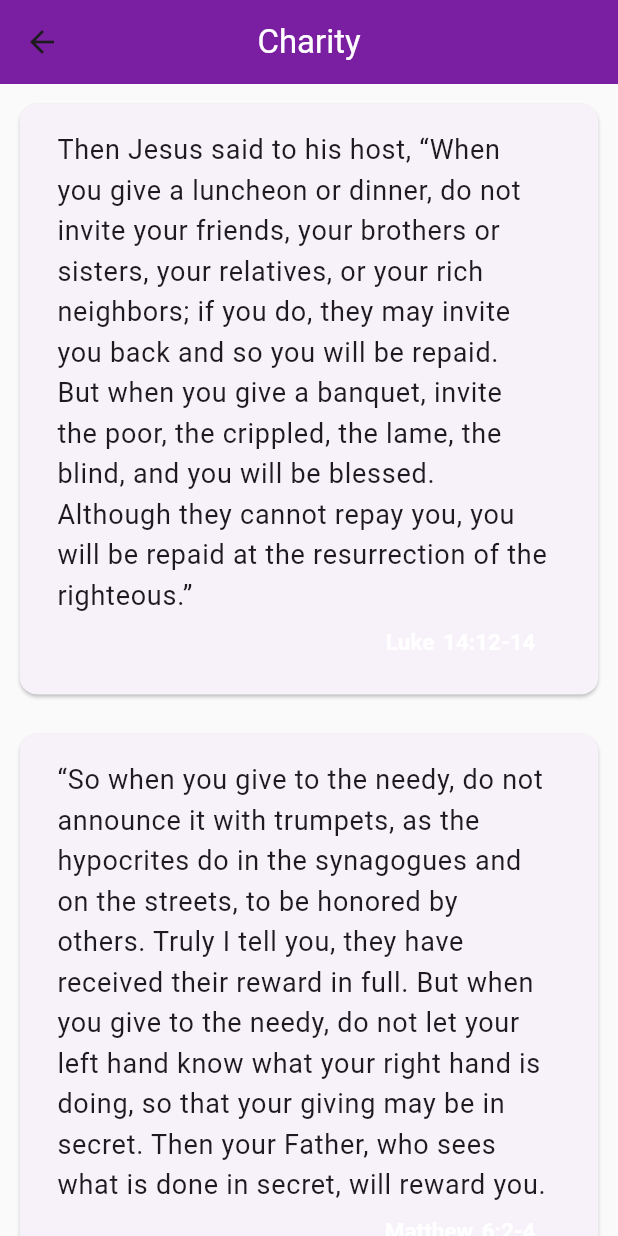
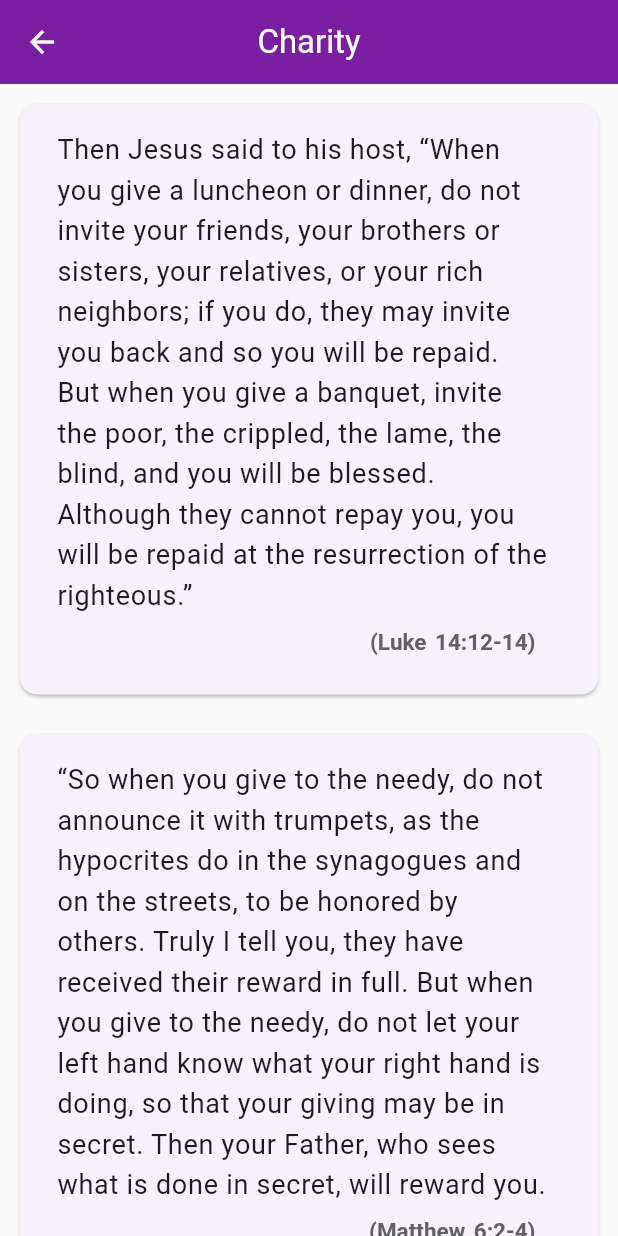
Before and after one commit to aldrinzigmundv/librum, a Flutter app: the screen it shows after launch, after a tap on "Charity", on a phone screen of 412 x 824 dp. Run offline on Flutter 3.47's test engine with Material 3 defaults, Android fonts, the phone set to English and light mode, and no system bars.

Commit message:
minor UI and UX improvements, changed verse quotation format to something more formal, added new verses, upgraded dependencies

```diff
--- a/lib/data/verses.dart
+++ b/lib/data/verses.dart
@@ -43,6 +43,7 @@ class Verses {
     Verse(category: "Charity", verse: "Matthew 6:2-4", text: "“So when you give to the needy, do not announce it with trumpets, as the hypocrites do in the synagogues and on the streets, to be honored by others. Truly I tell you, they have received their reward in full. But when you give to the needy, do not let your left hand know what your right hand is doing, so that your giving may be in secret. Then your Father, who sees what is done in secret, will reward you."),
     Verse(category: "Charity", verse: "Philippians 2:3-4", text: "Do nothing out of selfish ambition or vain conceit. Rather, in humility value others above yourselves, not looking to your own interests but each of you to the interests of the others."),
     Verse(category: "Charity", verse: "Matthew 5:42", text: "Give to the one who asks you, and do not turn away from the one who wants to borrow from you."),
+    Verse(category: "Charity", verse: "1 Peter 4:10", text: "Each of you should use whatever gift you have received to serve others, as faithful stewards of God’s grace in its various forms."),
     Verse(category: "Charity", verse: "Psalm 82:3-4", text: "Give justice to the weak and the fatherless; maintain the right of the afflicted and the destitute. Rescue the weak and the needy; deliver them from the hand of the wicked."),
     Verse(category: "Charity", verse: "Proverbs 19:17", text: "Whoever is kind to the poor lends to the Lord, and he will reward them for what they have done."),
     Verse(category: "Charity", verse: "Romans 12:13", text: "Share with the Lord’s people who are in need. Practice hospitality."),
@@ -57,11 +58,15 @@ class Verses {
     Verse(category: "Enemies", verse: "Proverbs 16:7", text: "When the Lord takes pleasure in anyone’s way, he causes their enemies to make peace with them."),
 
     Verse(category: "Faith", verse: "Mark 9:23", text: "“‘If you can’?” said Jesus. “Everything is possible for one who believes.”"),
+    Verse(category: "Faith", verse: "John 14:12", text: "Very truly I tell you, whoever believes in me will do the works I have been doing, and they will do even greater things than these, because I am going to the Father."),
     Verse(category: "Faith", verse: "Matthew 8:26", text: "He replied, “You of little faith, why are you so afraid?” Then he got up and rebuked the winds and the waves, and it was completely calm."),
+    Verse(category: "Faith", verse: "John 11:40", text: "Then Jesus said, “Did I not tell you that if you believe, you will see the glory of God?”"),
     Verse(category: "Faith", verse: "Matthew 21:21-22", text: "Jesus replied, “Truly I tell you, if you have faith and do not doubt, not only can you do what was done to the fig tree, but also you can say to this mountain, ‘Go, throw yourself into the sea,’ and it will be done. If you believe, you will receive whatever you ask for in prayer.”"),
-    Verse(category: "Faith", verse: "John 11:40", text: "Then Jesus said, “Did I not tell you that if you believe, you will see the glory of God?”"),
+    Verse(category: "Faith", verse: "Philippians 4:6-7", text: "Do not be anxious about anything, but in every situation, by prayer and petition, with thanksgiving, present your requests to God. And the peace of God, which transcends all understanding, will guard your hearts and your minds in Christ Jesus"),
     Verse(category: "Faith", verse: "Proverbs 3:5-6", text: "Trust in the Lord with all your heart and lean not on your own understanding; in all your ways submit to him, and he will make your paths straight."),
     Verse(category: "Faith", verse: "Hebrews 11:6", text: "And without faith it is impossible to please God, because anyone who comes to him must believe that he exists and that he rewards those who earnestly seek him."),
+    Verse(category: "Faith", verse: "Lamentations 3:25-26", text: "The Lord is good to those whose hope is in him, to the one who seeks him; it is good to wait quietly for the salvation of the Lord."),
+    Verse(category: "Faith", verse: "Hebrews 4:16", text: "Let us then approach God’s throne of grace with confidence, so that we may receive mercy and find grace to help us in our time of need."),
 
     Verse(category: "Family", verse: "1 Timothy 5:8", text: "Anyone who does not provide for their relatives, and especially for their own household, has denied the faith and is worse than an unbeliever."),
     Verse(category: "Family", verse: "Ephesians 6:4", text: "Fathers, do not exasperate your children; instead, bring them up in the training and instruction of the Lord."),
@@ -80,12 +85,14 @@ class Verses {
     Verse(category: "Family", verse: "Proverbs 29:15", text: "A rod and a reprimand impart wisdom, but a child left undisciplined disgraces its mother."),
     Verse(category: "Family", verse: "Proverbs 22:6", text: "Start children off on the way they should go, and even when they are old they will not turn from it."),
 
+    Verse(category: "Fear", verse: "Philippians 4:19", text: "And my God will meet all your needs according to the riches of his glory in Christ Jesus."),
+    Verse(category: "Fear", verse: "Matthew 10:29-31", text: "Are not two sparrows sold for a penny? Yet not one of them will fall to the ground outside your Father’s care. And even the very hairs of your head are all numbered. So don’t be afraid; you are worth more than many sparrows."),
+    Verse(category: "Fear", verse: "Luke 12:28", text: "If that is how God clothes the grass of the field, which is here today, and tomorrow is thrown into the fire, how much more will he clothe you—you of little faith!"),
+    Verse(category: "Fear", verse: "1 Peter 5:6-7", text: "Humble yourselves, therefore, under God’s mighty hand, that he may lift you up in due time. Cast all your anxiety on him because he cares for you."),
     Verse(category: "Fear", verse: "Luke 10:19", text: "I have given you authority to trample on snakes and scorpions and to overcome all the power of the enemy; nothing will harm you."),
-    Verse(category: "Fear", verse: "Matthew 10:29-31", text: "Are not two sparrows sold for a penny? Yet not one of them will fall to the ground outside your Father’s care. And even the very hairs of your head are all numbered. So don’t be afraid; you are worth more than many sparrows."),
-    Verse(category: "Fear", verse: "1 Peter 5:6-7", text: "Humble yourselves, therefore, under God’s mighty hand, that he may lift you up in due time. Cast all your anxiety on him because he cares for you."),
-    Verse(category: "Fear", verse: "Philippians 4:19", text: "And my God will meet all your needs according to the riches of his glory in Christ Jesus."),
     Verse(category: "Fear", verse: "Isaiah 43:2", text: "When you pass through the waters, I will be with you; and when you pass through the rivers, they will not sweep over you. When you walk through the fire, you will not be burned; the flames will not set you ablaze."),
     Verse(category: "Fear", verse: "Deuteronomy 31:6", text: "Be strong and courageous. Do not be afraid or terrified because of them, for the Lord your God goes with you; he will never leave you nor forsake you.”"),
+    Verse(category: "Fear", verse: "Hebrews 12:6-7", text: "because the Lord disciplines the one he loves, and he chastens everyone he accepts as his son.” Endure hardship as discipline; God is treating you as his children. For what children are not disciplined by their father?"),
     Verse(category: "Fear", verse: "Isaiah 41:10", text: "So do not fear, for I am with you; do not be dismayed, for I am your God. I will strengthen you and help you; I will uphold you with my righteous right hand."),
     Verse(category: "Fear", verse: "Psalm 34:7", text: "The angel of the Lord encamps around those who fear him, and he delivers them."),
     Verse(category: "Fear", verse: "Isaiah 40:31", text: "but those who hope in the Lord will renew their strength. They will soar on wings like eagles; they will run and not grow weary, they will walk and not be faint."),
@@ -93,6 +100,7 @@ class Verses {
     Verse(category: "Fear", verse: "Psalm 56:3-4", text: "When I am afraid, I put my trust in you. In God, whose word I praise— in God I trust and am not afraid. What can mere mortals do to me?"),
     Verse(category: "Fear", verse: "Joshua 1:9", text: "Have I not commanded you? Be strong and courageous. Do not be afraid; do not be discouraged, for the Lord your God will be with you wherever you go.”"),
 
+    Verse(category: "Forgiveness", verse: "Matthew 5:7", text: "Blessed are the merciful, for they will be shown mercy."),
     Verse(category: "Forgiveness", verse: "Colossians 3:13", text: "Bear with each other and forgive one another if any of you has a grievance against someone. Forgive as the Lord forgave you."),
     Verse(category: "Forgiveness", verse: "Mark 11:25", text: "And when you stand praying, if you hold anything against anyone, forgive them, so that your Father in heaven may forgive you your sins.”"),
     Verse(category: "Forgiveness", verse: "Ephesians 4:32", text: "Be kind and compassionate to one another, forgiving each other, just as in Christ God forgave you."),
@@ -107,7 +115,6 @@ class Verses {
     Verse(category: "Guidance", verse: "Psalm 48:14", text: "For this God is our God for ever and ever; he will be our guide even to the end."),
     Verse(category: "Guidance", verse: "Isaiah 30:21", text: "Whether you turn to the right or to the left, your ears will hear a voice behind you, saying, “This is the way; walk in it.”"),
     Verse(category: "Guidance", verse: "Isaiah 58:11", text: "The Lord will guide you always; he will satisfy your needs in a sun-scorched land and will strengthen your frame. You will be like a well-watered garden, like a spring whose waters never fail."),
-    Verse(category: "Guidance", verse: "Proverbs 16:33", text: "The lot is cast into the lap, but its every decision is from the Lord."),
 
     Verse(category: "Pride", verse: "Matthew 23:12", text: "For those who exalt themselves will be humbled, and those who humble themselves will be exalted."),
     Verse(category: "Pride", verse: "James 4:6", text: "But he gives us more grace. That is why Scripture says: “God opposes the proud but shows favor to the humble.”"),
@@ -119,11 +126,13 @@ class Verses {
     Verse(category: "Sacrifice", verse: "Matthew 16:24", text: "Then Jesus said to his disciples, “Whoever wants to be my disciple must deny themselves and take up their cross and follow me."),
     Verse(category: "Sacrifice", verse: "1 Peter 2:21", text: "To this you were called, because Christ suffered for you, leaving you an example, that you should follow in his steps."),
     Verse(category: "Sacrifice", verse: "Romans 12:1-2", text: "Therefore, I urge you, brothers and sisters, in view of God’s mercy, to offer your bodies as a living sacrifice, holy and pleasing to God—this is your true and proper worship. Do not conform to the pattern of this world, but be transformed by the renewing of your mind. Then you will be able to test and approve what God’s will is—his good, pleasing and perfect will."),
+    Verse(category: "Sacrifice", verse: "1 Corinthians 6:20", text: "you were bought at a price. Therefore honor God with your bodies."),
 
     Verse(category: "Wealth", verse: "Luke 16:11", text: "So if you have not been trustworthy in handling worldly wealth, who will trust you with true riches?"),
     Verse(category: "Wealth", verse: "Matthew 6:19-21", text: "“Do not store up for yourselves treasures on earth, where moths and vermin destroy, and where thieves break in and steal. But store up for yourselves treasures in heaven, where moths and vermin do not destroy, and where thieves do not break in and steal. For where your treasure is, there your heart will be also."),
     Verse(category: "Wealth", verse: "1 Timothy 6:17", text: "Command those who are rich in this present world not to be arrogant nor to put their hope in wealth, which is so uncertain, but to put their hope in God, who richly provides us with everything for our enjoyment."),
     Verse(category: "Wealth", verse: "1 Timothy 6:10", text: "For the love of money is a root of all kinds of evil. Some people, eager for money, have wandered from the faith and pierced themselves with many griefs."),
+    Verse(category: "Wealth", verse: "Proverbs 28:20", text: "A faithful person will be richly blessed, but one eager to get rich will not go unpunished."),
     Verse(category: "Wealth", verse: "Proverbs 13:11", text: "Dishonest money dwindles away, but whoever gathers money little by little makes it grow."),
     Verse(category: "Wealth", verse: "Proverbs 15:27", text: "The greedy bring ruin to their households, but the one who hates bribes will live."),
     Verse(category: "Wealth", verse: "Ecclesiastes 11:2", text: "Invest in seven ventures, yes, in eight; you do not know what disaster may come upon the land."),
@@ -133,6 +142,7 @@ class Verses {
     Verse(category: "Wealth", verse: "Ecclesiastes 5:10", text: "Whoever loves money never has enough; whoever loves wealth is never satisfied with their income. This too is meaningless."),
     Verse(category: "Wealth", verse: "Proverbs 3:9-10", text: "Honor the Lord with your wealth, with the firstfruits of all your crops; then your barns will be filled to overflowing, and your vats will brim over with new wine."),
     Verse(category: "Wealth", verse: "Nehemiah 10:35", text: "“We also assume responsibility for bringing to the house of the Lord each year the firstfruits of our crops and of every fruit tree."),
+    Verse(category: "Wealth", verse: "Hebrews 13:5", text: "Keep your lives free from the love of money and be content with what you have, because God has said,“Never will I leave you; never will I forsake you.”"),
 
     Verse(category: "Work", verse: "Hebrews 6:10-11", text: "God is not unjust; he will not forget your work and the love you have shown him as you have helped his people and continue to help them. We want each of you to show this same diligence to the very end, so that what you hope for may be fully realized."),
     Verse(category: "Work", verse: "Colossians 3:23-24", text: "Whatever you do, work at it with all your heart, as working for the Lord, not for human masters, since you know that you will receive an inheritance from the Lord as a reward. It is the Lord Christ you are serving."),
--- a/lib/pages/donationpage.dart
+++ b/lib/pages/donationpage.dart
@@ -11,7 +11,7 @@ class DonationPage extends StatelessWidget {
         text:
             '86cQoPfKTJ2bRfGH5Ts2kzaXCRcVRiX8CUHKc9xmeUmQ8YM8Uzk9S97T5gQaqYu58C9wuFK7opDH7cM9EJyR4V5LAq9RGv4'));
     ScaffoldMessenger.of(context).showSnackBar(SnackBar(
-      content: Text("Verse copied to clipboard."),
+      content: Text("Walllet address copied to clipboard."),
       duration: Duration(seconds: 2),
     ));
   }
@@ -52,7 +52,8 @@ class DonationPage extends StatelessWidget {
               Padding(
                 padding: EdgeInsets.all(9.0),
                 child: Text(
-                  "Tap the QR Code to get the XMR Wallet Address.",
+                  "Tap the QR Code to get copy the XMR Wallet Address.",
+                  textAlign: TextAlign.center,
                   style: TextStyle(fontSize: 15),
                 ),
               ),
--- a/lib/pages/homepage.dart
+++ b/lib/pages/homepage.dart
@@ -25,7 +25,7 @@ class _HomePageState extends State<HomePage> {
   _copyRandomVerse() {
     Clipboard.setData(ClipboardData(
         text:
-            '${widget.verses.versesList[widget.randomVerseIndex].text} - ${widget.verses.versesList[widget.randomVerseIndex].verse}'));
+            '"${widget.verses.versesList[widget.randomVerseIndex].text}" (${widget.verses.versesList[widget.randomVerseIndex].verse})'));
     ScaffoldMessenger.of(context).showSnackBar(SnackBar(
       content: Text("Verse copied to clipboard."),
       duration: Duration(seconds: 2),
@@ -93,11 +93,12 @@ class _HomePageState extends State<HomePage> {
                     alignment: Alignment.centerRight,
                     child: Padding(
                         padding: EdgeInsets.all(9.0),
-                        child: Text(widget
-                            .verses.versesList[widget.randomVerseIndex].verse)),
+                        child: Text('(${widget
+                            .verses.versesList[widget.randomVerseIndex].verse})')),
                   ),
                   subtitleTextStyle: TextStyle(
                       fontWeight: FontWeight.bold,
+                      color: Colors.grey[700],
                       wordSpacing: 2.0,
                       fontSize: 15.0),
                 ),
--- a/lib/pages/loadingpage.dart
+++ b/lib/pages/loadingpage.dart
@@ -58,6 +58,13 @@ class _LoadingPageState extends State<LoadingPage> {
             ),
           )
         ],
-        )));
+      )),
+      bottomNavigationBar: const Padding(
+        padding: EdgeInsets.all(13.0),
+        child: SelectableText('Powered by aldrinzigmund.com',
+            textAlign: TextAlign.center,
+            style: TextStyle(color: Colors.white, fontSize: 15.0)),
+      ),
+    );
   }
 }
--- a/lib/pages/versespage.dart
+++ b/lib/pages/versespage.dart
@@ -19,7 +19,7 @@ class _VersesPageState extends State<VersesPage> {
   _copyVerse(index) {
     Clipboard.setData(ClipboardData(
         text:
-            '${widget.verses.get(widget.title)[index].text} - ${widget.verses.get(widget.title)[index].verse}'));
+            '"${widget.verses.get(widget.title)[index].text}" (${widget.verses.get(widget.title)[index].verse})'));
     ScaffoldMessenger.of(context).showSnackBar(SnackBar(
       content: Text("Verse copied to clipboard."),
       duration: Duration(seconds: 2),
@@ -40,6 +40,7 @@ class _VersesPageState extends State<VersesPage> {
         centerTitle: true,
         backgroundColor: Colors.purple.shade700,
         title: Text(widget.title, style: const TextStyle(color: Colors.white)),
+        iconTheme: IconThemeData(color: Colors.white),
       ),
       backgroundColor: Colors.grey[50],
       body: ListView.builder(
@@ -65,13 +66,14 @@ class _VersesPageState extends State<VersesPage> {
                             alignment: Alignment.centerRight,
                             child: Padding(
                                 padding: EdgeInsets.all(9.0),
-                                child: Text(widget.verses
+                                child: Text('(${widget.verses
                                     .get(widget.title)[index]
-                                    .verse))),
+                                    .verse})'))),
                         subtitleTextStyle: TextStyle(
                             fontWeight: FontWeight.bold,
                             wordSpacing: 2.0,
-                            fontSize: 15.0)),
+                            fontSize: 15.0,
+                            color: Colors.grey[700])),
                   )
                 ]),
               ),
--- /dev/null
+++ b/metadata/en-US/changelogs/3.0.0.txt
@@ -0,0 +1,4 @@
+* Minor UI and UX improvements
+* Made verse quotation format more formal
+* Added new verses
+* Upgraded dependencies
```
Also changed, not shown: pubspec.lock, 3 other files. Lines whose indentation alone changed are shown as unchanged.
